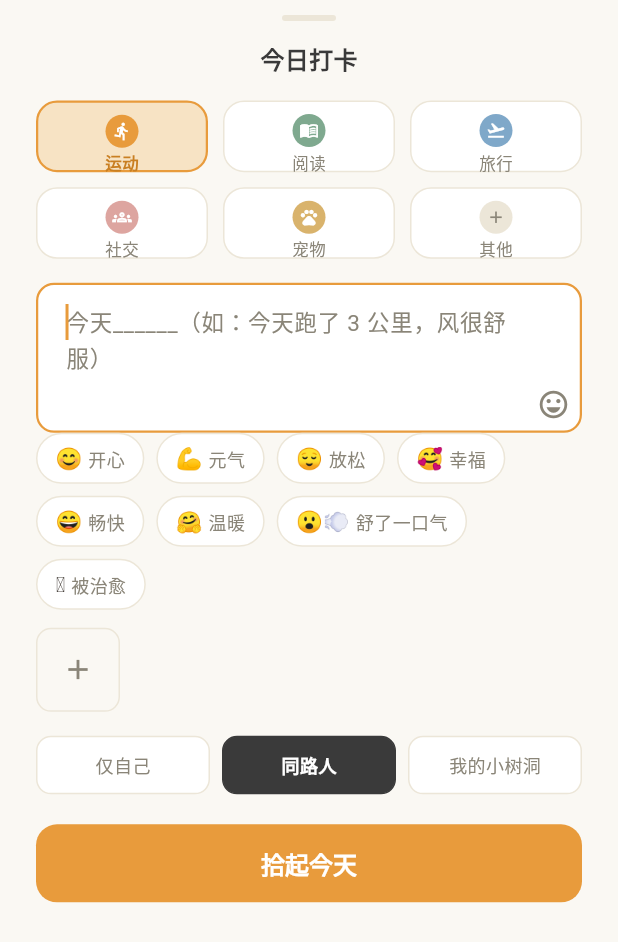
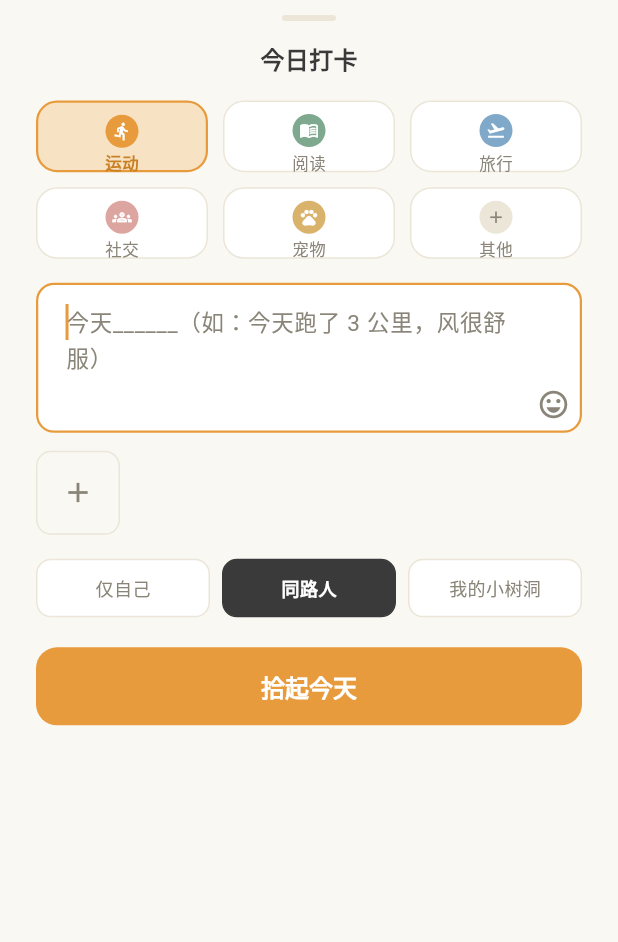
Before and after one commit to zhumin2/shinepick, a Flutter app: the CheckinSheet widget shown alone on an empty page, opened directly, on a phone screen of 412 x 824 dp. Shown: the top 942 px of the screen. Run offline on Flutter 3.47's test engine with Material 3 defaults, Android fonts, the light colour scheme and no system bars; our stand-ins replace dio, file_picker, go_router, hive, hive_flutter; accounts and stored records are empty; network calls fail.

Commit message:
fix(app): emoji 体验三修——插入光标坐标改用 UTF-16 码元（修连续输入乱码）；表情面板与输入框同屏不遮挡（面板替代系统键盘区域）；移除输入框下方的情绪标签行（与 emoji 功能重复）

```diff
--- a/app/lib/features/checkin/checkin_sheet.dart
+++ b/app/lib/features/checkin/checkin_sheet.dart
@@ -48,21 +48,8 @@ class _CheckinSheetState extends State<CheckinSheet> {
   final _imageUrls = <String>[]; // 已上传 URL
   final _failed = <_FailedImage>[]; // 上传失败的（可重试）
   final _progress = <String, double>{}; // 上传进度 0.0 ~ 1.0
-  final _moods = <String>[]; // 选中的情绪标签（最多 3 个）
 
   CheckinController get _checkin => context.read<CheckinController>();
-
-  /// 情绪标签集（产品调性：温和、正向、不评判）
-  static const _moodOptions = [
-    ('😊', '开心'),
-    ('💪', '元气'),
-    ('😌', '放松'),
-    ('🥰', '幸福'),
-    ('😄', '畅快'),
-    ('🤗', '温暖'),
-    ('😮‍💨', '舒了一口气'),
-    ('🫶', '被治愈'),
-  ];
 
   static const _hints = {
     CheckinCategory.sport: '今天跑了 3 公里，风很舒服',
@@ -115,6 +102,7 @@ class _CheckinSheetState extends State<CheckinSheet> {
   }
 
   /// 打开内置 emoji 面板，选中插入内容光标处（不依赖系统 emoji 键盘）。
+  /// 插入用 UTF-16 码元坐标（Dart String 原生坐标系），避免乱码。
   Future<void> _showEmojiPicker() async {
     FocusManager.instance.primaryFocus?.unfocus();
     EmojiPickerSheet.show(
@@ -122,12 +110,15 @@ class _CheckinSheetState extends State<CheckinSheet> {
       onEmojiSelected: (emoji) {
         final sel = _content.selection;
         final base = sel.baseOffset >= 0 ? sel.baseOffset : _content.text.length;
+        final extent = sel.extentOffset >= 0 ? sel.extentOffset : base;
         final text = _content.text;
+        // 长度校验用 runes（字符数），插入/光标用码元坐标（UTF-16）
         if (text.runes.length + emoji.runes.length <= 500) {
+          final start = base < extent ? base : extent;
+          final end = base < extent ? extent : base;
           _content.value = TextEditingValue(
-            text: text.replaceRange(
-                base, sel.extentOffset < 0 ? base : sel.extentOffset, emoji),
-            selection: TextSelection.collapsed(offset: base + emoji.runes.length),
+            text: text.replaceRange(start, end, emoji),
+            selection: TextSelection.collapsed(offset: start + emoji.length),
           );
         }
       },
@@ -212,7 +203,6 @@ class _CheckinSheetState extends State<CheckinSheet> {
     try {
       await _checkin.publish(PublishCheckinReq(
         category: _category,
-        moods: List.unmodifiable(_moods),
         content: text,
         imageUrls: List.unmodifiable(_imageUrls),
         visibility: _visibility,
@@ -299,31 +289,6 @@ class _CheckinSheetState extends State<CheckinSheet> {
                         size: 22, color: AppTheme.textSub),
                   ),
                 ),
-              ],
-            ),
-          ),
-          // 情绪标签（多选，最多 3 个）
-          Padding(
-            padding: const EdgeInsets.symmetric(horizontal: 24),
-            child: Wrap(
-              spacing: 8,
-              runSpacing: 8,
-              children: [
-                for (final (emoji, label) in _moodOptions)
-                  _MoodChip(
-                    emoji: emoji,
-                    label: label,
-                    selected: _moods.contains(emoji),
-                    onTap: () => setState(() {
-                      if (_moods.contains(emoji)) {
-                        _moods.remove(emoji);
-                      } else if (_moods.length < 3) {
-                        _moods.add(emoji);
-                      } else {
-                        Toast.show(context, '最多选 3 个情绪');
-                      }
-                    }),
-                  ),
               ],
             ),
           ),
@@ -597,52 +562,3 @@ class _FailedImage {
   final Uint8List bytes;
   const _FailedImage({required this.name, required this.bytes});
 }
-
-
-/// 情绪标签 chip（选中态暖沙底 + 琥珀描边）。
-class _MoodChip extends StatelessWidget {
-  final String emoji;
-  final String label;
-  final bool selected;
-  final VoidCallback onTap;
-
-  const _MoodChip({
-    required this.emoji,
-    required this.label,
-    required this.selected,
-    required this.onTap,
-  });
-
-  @override
-  Widget build(BuildContext context) {
-    return InkWell(
-      onTap: onTap,
-      borderRadius: BorderRadius.circular(999),
-      child: Container(
-        padding: const EdgeInsets.symmetric(horizontal: 12, vertical: 6),
-        decoration: BoxDecoration(
-          color: selected ? AppTheme.sand : Colors.white,
-          borderRadius: BorderRadius.circular(999),
-          border: Border.all(
-            color: selected ? AppTheme.primary : AppTheme.divider,
-          ),
-        ),
-        child: Row(
-          mainAxisSize: MainAxisSize.min,
-          children: [
-            Text(emoji, style: const TextStyle(fontSize: 14)),
-            const SizedBox(width: 4),
-            Text(
-              label,
-              style: TextStyle(
-                fontSize: 12,
-                color: selected ? AppTheme.primaryDark : AppTheme.textSub,
-                fontWeight: selected ? FontWeight.w600 : FontWeight.w400,
-              ),
-            ),
-          ],
-        ),
-      ),
-    );
-  }
-}
```
Also changed, not shown: 2 other files.
